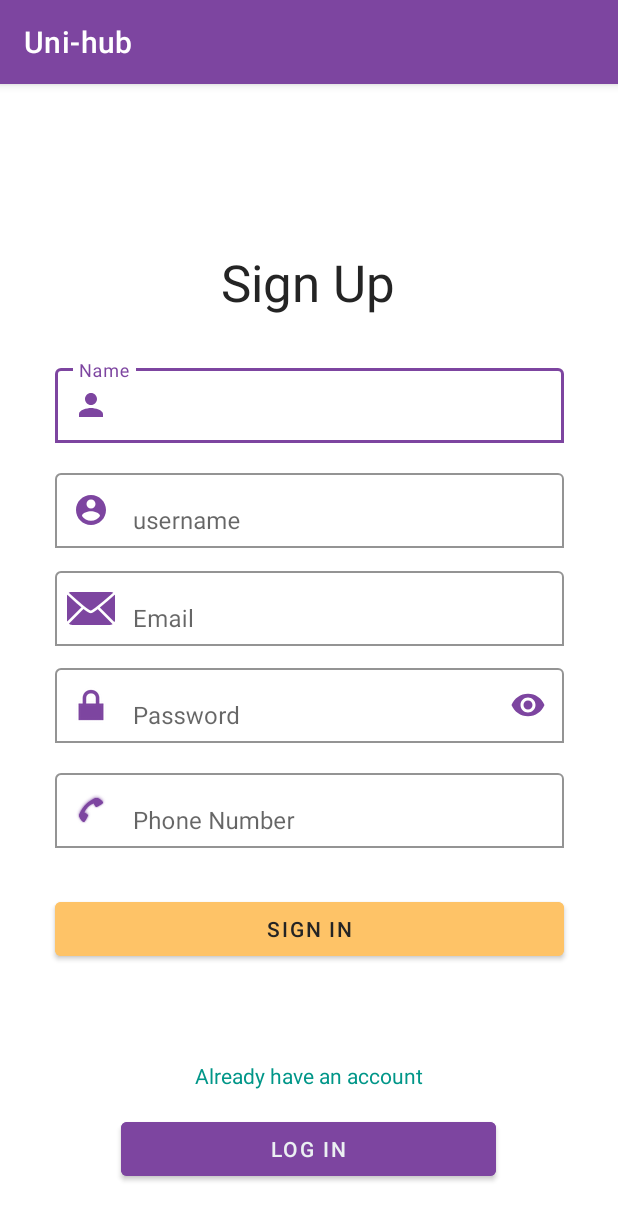
After one commit to Sleep-coders/Uni-hub, an Android app: the Signup screen opened directly, with no data from a screen before it, on a phone screen of 412 x 824 dp. The commit adds this screen. Shown: the top 1220 px of the screen. Run offline under Robolectric (Android 15) with nearby library versions, the phone set to English and light mode, and no system bars.

Commit message:
signin/signup design and code

```diff
--- /dev/null
+++ b/app/src/main/java/com/example/uni_hub/ui/auth/Signup.java
@@ -0,0 +1,18 @@
+package com.example.uni_hub.ui.auth;
+
+import androidx.appcompat.app.AppCompatActivity;
+
+import android.os.Bundle;
+
+import com.example.uni_hub.R;
+
+public class Signup extends AppCompatActivity {
+
+    @Override
+    protected void onCreate(Bundle savedInstanceState) {
+        super.onCreate(savedInstanceState);
+        setContentView(R.layout.activity_signup);
+
+
+    }
+}
--- /dev/null
+++ b/app/src/main/res/drawable/ic_baseline_account_circle_24.xml
@@ -0,0 +1,10 @@
+<vector xmlns:android="http://schemas.android.com/apk/res/android"
+    android:width="24dp"
+    android:height="24dp"
+    android:viewportWidth="24"
+    android:viewportHeight="24"
+    android:tint="?attr/colorControlNormal">
+  <path
+      android:fillColor="@android:color/white"
+      android:pathData="M12,2C6.48,2 2,6.48 2,12s4.48,10 10,10 10,-4.48 10,-10S17.52,2 12,2zM12,5c1.66,0 3,1.34 3,3s-1.34,3 -3,3 -3,-1.34 -3,-3 1.34,-3 3,-3zM12,19.2c-2.5,0 -4.71,-1.28 -6,-3.22 0.03,-1.99 4,-3.08 6,-3.08 1.99,0 5.97,1.09 6,3.08 -1.29,1.94 -3.5,3.22 -6,3.22z"/>
+</vector>
--- /dev/null
+++ b/app/src/main/res/drawable/ic_baseline_person_24.xml
@@ -0,0 +1,10 @@
+<vector xmlns:android="http://schemas.android.com/apk/res/android"
+    android:width="24dp"
+    android:height="24dp"
+    android:viewportWidth="24"
+    android:viewportHeight="24"
+    android:tint="?attr/colorControlNormal">
+  <path
+      android:fillColor="@android:color/white"
+      android:pathData="M12,12c2.21,0 4,-1.79 4,-4s-1.79,-4 -4,-4 -4,1.79 -4,4 1.79,4 4,4zM12,14c-2.67,0 -8,1.34 -8,4v2h16v-2c0,-2.66 -5.33,-4 -8,-4z"/>
+</vector>
--- /dev/null
+++ b/app/src/main/res/layout/activity_signup.xml
@@ -0,0 +1,191 @@
+<?xml version="1.0" encoding="utf-8"?>
+<androidx.constraintlayout.widget.ConstraintLayout xmlns:android="http://schemas.android.com/apk/res/android"
+    xmlns:app="http://schemas.android.com/apk/res-auto"
+    xmlns:tools="http://schemas.android.com/tools"
+    android:layout_width="match_parent"
+    android:layout_height="match_parent"
+    tools:context=".ui.auth.Signup">
+
+    <ImageView
+        android:id="@+id/signup_logo"
+        android:layout_width="107dp"
+        android:layout_height="74dp"
+        app:layout_constraintBottom_toBottomOf="parent"
+        app:layout_constraintEnd_toEndOf="parent"
+        app:layout_constraintStart_toStartOf="parent"
+        app:layout_constraintTop_toTopOf="parent"
+        app:layout_constraintVertical_bias="0.024"
+        tools:srcCompat="@tools:sample/avatars"
+        android:contentDescription="@string/todo" />
+
+    <TextView
+        android:id="@+id/signup_main_text"
+        android:layout_width="wrap_content"
+        android:layout_height="wrap_content"
+        android:text="@string/sign_up"
+        android:textColor="@color/black_main_color"
+        android:textSize="34sp"
+        app:layout_constraintBottom_toBottomOf="parent"
+        app:layout_constraintEnd_toEndOf="parent"
+        app:layout_constraintHorizontal_bias="0.498"
+        app:layout_constraintStart_toStartOf="parent"
+        app:layout_constraintTop_toTopOf="parent"
+        app:layout_constraintVertical_bias="0.151" />
+
+    <Button
+        android:id="@+id/signup_signin_btn"
+        android:layout_width="250dp"
+        android:layout_height="wrap_content"
+        android:backgroundTint="@color/purple_main_color"
+        android:text="@string/log_in"
+        app:layout_constraintBottom_toBottomOf="parent"
+        app:layout_constraintEnd_toEndOf="parent"
+        app:layout_constraintHorizontal_bias="0.496"
+        app:layout_constraintStart_toStartOf="parent"
+        app:layout_constraintTop_toTopOf="parent"
+        app:layout_constraintVertical_bias="0.953" />
+
+    <TextView
+        android:id="@+id/signup_signin_text"
+        android:layout_width="wrap_content"
+        android:layout_height="wrap_content"
+        android:text="@string/already_have_an_account"
+        android:textColor="#009688"
+        app:layout_constraintBottom_toBottomOf="parent"
+        app:layout_constraintEnd_toEndOf="parent"
+        app:layout_constraintStart_toStartOf="parent"
+        app:layout_constraintTop_toTopOf="parent"
+        app:layout_constraintVertical_bias="0.87" />
+
+    <Button
+        android:id="@+id/signin_btn"
+        android:layout_width="339dp"
+        android:layout_height="wrap_content"
+        android:backgroundTint="@color/yellow_main_color"
+        android:text="@string/sign_in"
+        android:textColor="@color/black_main_color"
+        app:layout_constraintBottom_toBottomOf="parent"
+        app:layout_constraintEnd_toEndOf="parent"
+        app:layout_constraintStart_toStartOf="parent"
+        app:layout_constraintTop_toTopOf="parent"
+        app:layout_constraintVertical_bias="0.749" />
+
+    <com.google.android.material.textfield.TextInputLayout
+        android:id="@+id/signup_name_container"
+        android:layout_width="339dp"
+        android:layout_height="55dp"
+        android:hint="@string/name"
+        app:boxBackgroundColor="#FFFFFF"
+        app:boxBackgroundMode="outline"
+        app:endIconMode="clear_text"
+        app:endIconTint="@color/purple_main_color"
+        app:layout_constraintBottom_toBottomOf="parent"
+        app:layout_constraintEnd_toEndOf="parent"
+        app:layout_constraintStart_toStartOf="parent"
+        app:layout_constraintTop_toTopOf="parent"
+        app:layout_constraintVertical_bias="0.258"
+        app:startIconDrawable="@drawable/ic_baseline_person_24"
+        app:startIconTint="@color/purple_main_color">
+
+        <com.google.android.material.textfield.TextInputEditText
+            android:id="@+id/signup_name_text"
+            android:layout_width="match_parent"
+            android:layout_height="wrap_content"
+            android:inputType="text" />
+    </com.google.android.material.textfield.TextInputLayout>
+
+    <com.google.android.material.textfield.TextInputLayout
+        android:id="@+id/signup_username_container"
+        android:layout_width="339dp"
+        android:layout_height="55dp"
+        android:hint="@string/username"
+        app:boxBackgroundColor="#FFFFFF"
+        app:boxBackgroundMode="outline"
+        app:endIconMode="clear_text"
+        app:endIconTint="@color/purple_main_color"
+        app:layout_constraintBottom_toBottomOf="parent"
+        app:layout_constraintEnd_toEndOf="parent"
+        app:layout_constraintStart_toStartOf="parent"
+        app:layout_constraintTop_toTopOf="parent"
+        app:layout_constraintVertical_bias="0.356"
+        app:startIconDrawable="@drawable/ic_baseline_account_circle_24"
+        app:startIconTint="@color/purple_main_color" >
+
+        <com.google.android.material.textfield.TextInputEditText
+            android:id="@+id/signup_username_text"
+            android:layout_width="match_parent"
+            android:layout_height="wrap_content"
+            android:layout_weight="1"
+            android:inputType="text" />
+    </com.google.android.material.textfield.TextInputLayout>
+
+    <com.google.android.material.textfield.TextInputLayout
+        android:id="@+id/signup_email_container"
+        android:layout_width="339dp"
+        android:layout_height="55dp"
+        android:hint="@string/email"
+        app:boxBackgroundColor="#FFFFFF"
+        app:boxBackgroundMode="outline"
+        app:endIconMode="clear_text"
+        app:endIconTint="@color/purple_main_color"
+        app:layout_constraintBottom_toBottomOf="parent"
+        app:layout_constraintEnd_toEndOf="parent"
+        app:layout_constraintStart_toStartOf="parent"
+        app:layout_constraintTop_toTopOf="parent"
+        app:layout_constraintVertical_bias="0.448"
+        app:placeholderText="ex: abc@xyz.com"
+        app:startIconDrawable="@android:drawable/ic_dialog_email"
+        app:startIconTint="@color/purple_main_color">
+
+        <com.google.android.material.textfield.TextInputEditText
+            android:layout_width="match_parent"
+            android:layout_height="wrap_content"
+            android:inputType="textEmailAddress" />
+    </com.google.android.material.textfield.TextInputLayout>
+
+    <com.google.android.material.textfield.TextInputLayout
+        android:id="@+id/signup_password_container"
+        android:layout_width="339dp"
+        android:layout_height="55dp"
+        android:hint="@string/password"
+        app:boxBackgroundColor="#FFFFFF"
+        app:boxBackgroundMode="outline"
+        app:endIconMode="password_toggle"
+        app:endIconTint="@color/purple_main_color"
+        app:layout_constraintBottom_toBottomOf="parent"
+        app:layout_constraintEnd_toEndOf="parent"
+        app:layout_constraintStart_toStartOf="parent"
+        app:layout_constraintTop_toTopOf="parent"
+        app:layout_constraintVertical_bias="0.539"
+        app:startIconDrawable="@android:drawable/ic_lock_lock"
+        app:startIconTint="@color/purple_main_color" >
+
+        <com.google.android.material.textfield.TextInputEditText
+            android:layout_width="match_parent"
+            android:layout_height="wrap_content"
+            android:inputType="textPassword" />
+    </com.google.android.material.textfield.TextInputLayout>
+
+    <com.google.android.material.textfield.TextInputLayout
+        android:id="@+id/signup_phonenumber_container"
+        android:layout_width="339dp"
+        android:layout_height="55dp"
+        android:hint="@string/phone_number"
+        app:boxBackgroundColor="#FFFFFF"
+        app:boxBackgroundMode="outline"
+        app:endIconMode="clear_text"
+        app:endIconTint="@color/purple_main_color"
+        app:layout_constraintBottom_toBottomOf="parent"
+        app:layout_constraintEnd_toEndOf="parent"
+        app:layout_constraintStart_toStartOf="parent"
+        app:layout_constraintTop_toTopOf="parent"
+        app:layout_constraintVertical_bias="0.637"
+        app:startIconDrawable="@android:drawable/stat_sys_phone_call"
+        app:startIconTint="@color/purple_main_color">
+
+        <com.google.android.material.textfield.TextInputEditText
+            android:layout_width="match_parent"
+            android:layout_height="wrap_content" />
+    </com.google.android.material.textfield.TextInputLayout>
+
+</androidx.constraintlayout.widget.ConstraintLayout>
--- a/app/src/main/res/values/strings.xml
+++ b/app/src/main/res/values/strings.xml
@@ -3,4 +3,18 @@
     <string name="title_home">Home</string>
     <string name="title_dashboard">Dashboard</string>
     <string name="title_notifications">Notifications</string>
+    <string name="password">Password</string>
+    <string name="email">Email</string>
+    <string name="signup">Signup</string>
+    <string name="don_t_have_an_account_yet">Don\'t have an account yet?</string>
+    <string name="sign_in">Sign in</string>
+    <string name="forget_your_password">Forget your password?</string>
+    <string name="log_in">Log in</string>
+    <string name="todo">TODO</string>
+    <string name="already_have_an_account">Already have an account</string>
+    <string name="name">Name</string>
+    <string name="username">username</string>
+    <string name="phone_number">Phone Number</string>
+    <string name="sign_up">Sign Up</string>
+    <string name="todo">TODO</string>
 </resources>
```
Also changed, not shown: app/src/main/AndroidManifest.xml (+12 -0 lines), app/src/main/java/com/example/uni_hub/ui/auth/Login.java (added, +61 -0 lines), app/src/main/res/layout/activity_login.xml (added, +158 -0 lines).
